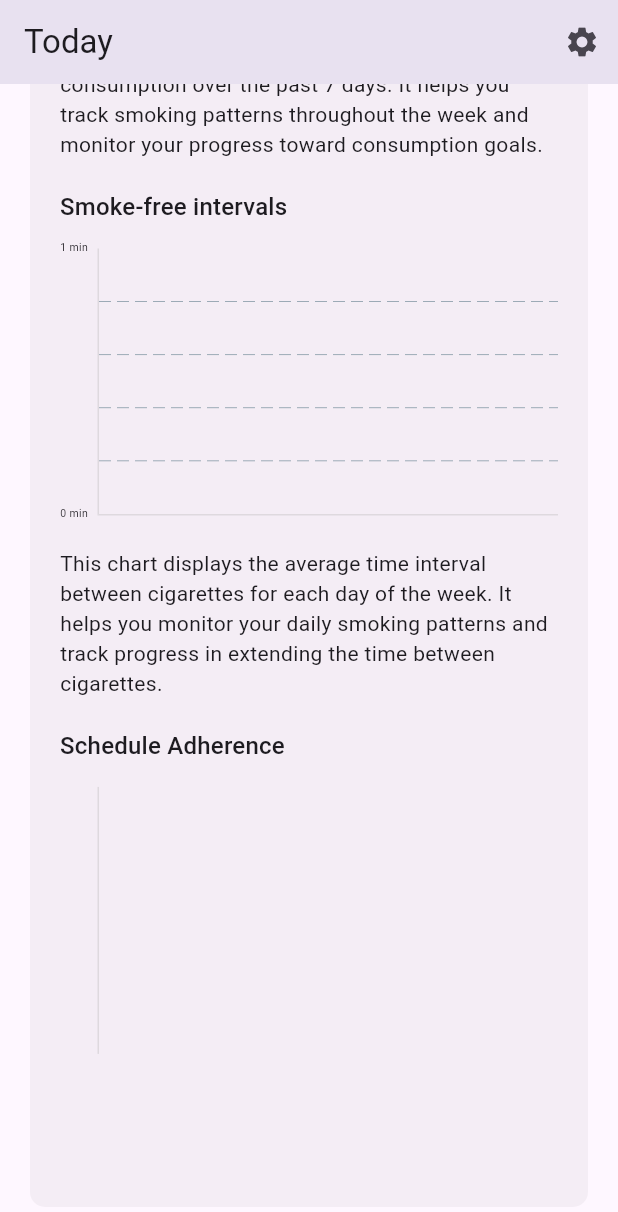
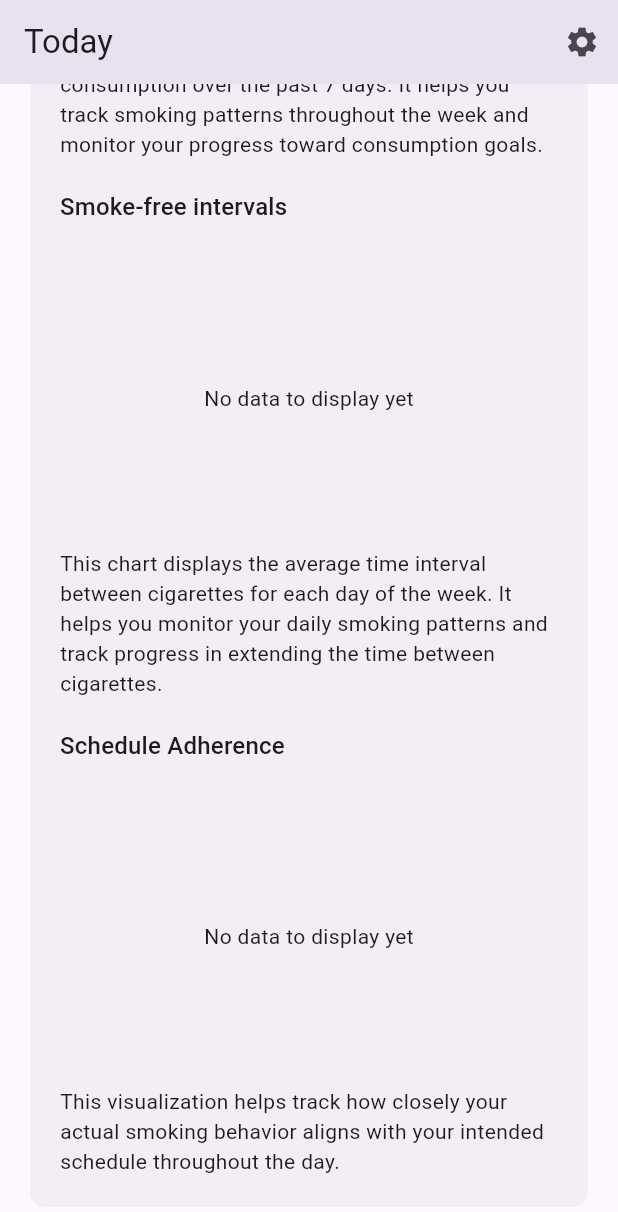
Before and after one commit to nk2ge5k/smokeless, a Flutter app: the Dashboard screen opened directly, scrolled down 1042 dp, on a phone screen of 412 x 824 dp. Shown: the top 1212 px of the screen. Run offline on Flutter 3.47's test engine with Material 3 defaults, Android fonts, the phone set to English and light mode, and no system bars; drawn by our look-alikes of fl_chart; our stand-ins replace sqflite, sqflite_common_ffi; accounts and stored records are empty.

Commit message:
Add chart placeholders for when no data is available.

```diff
--- a/lib/chart/adherence.dart
+++ b/lib/chart/adherence.dart
@@ -99,7 +99,10 @@ class _AdherenceChartState extends State<AdherenceChart>
           'This visualization helps track how closely your actual smoking '
           'behavior aligns with your intended schedule throughout the day.',
       isLoading: isLoading,
-      child: BarChart(
+      child:
+          (data.isEmpty)
+              ? const Center(child: Text("No data to display yet"))
+              : BarChart(
                 BarChartData(
                   minY: minY.toDouble(),
                   maxY: maxY.toDouble(),
@@ -108,7 +111,10 @@ class _AdherenceChartState extends State<AdherenceChart>
                     drawVerticalLine: false,
                     getDrawingHorizontalLine: (value) {
                       if (value == 0) {
-                return FlLine(strokeWidth: 1, color: theme.highlightColor);
+                        return FlLine(
+                          strokeWidth: 1,
+                          color: theme.highlightColor,
+                        );
                       }
                       return defaultGridLine(value);
                     },
@@ -147,7 +153,9 @@ class _AdherenceChartState extends State<AdherenceChart>
                         showTitles: true,
                         reservedSize: 25,
                         getTitlesWidget: (double value, TitleMeta meta) {
-                  return (value == 0 || value == meta.max || value == meta.min)
+                          return (value == 0 ||
+                                  value == meta.max ||
+                                  value == meta.min)
                               ? Text(
                                 "${value.abs().toInt()} min",
                                 textScaler: TextScaler.linear(0.5),
@@ -182,7 +190,10 @@ class _AdherenceChartState extends State<AdherenceChart>
                       left: BorderSide(width: 1, color: theme.highlightColor),
                       bottom:
                           minY >= 0
-                      ? BorderSide(width: 1, color: theme.highlightColor)
+                              ? BorderSide(
+                                width: 1,
+                                color: theme.highlightColor,
+                              )
                               : BorderSide.none,
                     ),
                   ),
--- a/lib/chart/average_time.dart
+++ b/lib/chart/average_time.dart
@@ -58,7 +58,10 @@ class _AverageTimeChartState extends State<AverageTimeChart>
           'This chart displays your average cigarette consumption throughout '
           'the day, broken down by hour.',
       isLoading: isLoading,
-      child: BarChart(
+      child:
+          (data.isEmpty)
+              ? const Center(child: Text("No data to display yet"))
+              : BarChart(
                 BarChartData(
                   minY: 0,
                   maxY: maxY.toDouble(),
@@ -69,7 +72,10 @@ class _AverageTimeChartState extends State<AverageTimeChart>
                     drawHorizontalLine: true,
                     checkToShowHorizontalLine: (value) => value == 0,
                     getDrawingHorizontalLine: (value) {
-              return FlLine(strokeWidth: 1, color: theme.highlightColor);
+                      return FlLine(
+                        strokeWidth: 1,
+                        color: theme.highlightColor,
+                      );
                     },
                   ),
                   barTouchData: BarTouchData(
--- a/lib/chart/history.dart
+++ b/lib/chart/history.dart
@@ -74,7 +74,10 @@ class _HistoryChartState extends State<HistoryChart> with Loader<HistoryChart> {
           'past 7 days. It helps you track smoking patterns throughout the '
           'week and monitor your progress toward consumption goals.',
       isLoading: isLoading,
-      child: BarChart(
+      child:
+          (data.isEmpty)
+              ? const Center(child: Text("No data to display yet"))
+              : BarChart(
                 BarChartData(
                   minY: 0,
                   maxY: maxY.toDouble(),
--- a/lib/chart/intervals.dart
+++ b/lib/chart/intervals.dart
@@ -76,7 +76,10 @@ class _IntervalsChartState extends State<IntervalsChart>
           'each day of the week. It helps you monitor your daily smoking '
           'patterns and track progress in extending the time between cigarettes.',
       isLoading: isLoading,
-      child: BarChart(
+      child:
+          (data.isEmpty)
+              ? const Center(child: Text("No data to display yet"))
+              : BarChart(
                 BarChartData(
                   minY: minY,
                   maxY: maxY,
@@ -113,7 +116,9 @@ class _IntervalsChartState extends State<IntervalsChart>
                         showTitles: true,
                         reservedSize: 25,
                         getTitlesWidget: (double value, TitleMeta meta) {
-                  return (value == 0 || value == meta.max || value == meta.min)
+                          return (value == 0 ||
+                                  value == meta.max ||
+                                  value == meta.min)
                               ? Text(
                                 "${value.abs().toInt()} min",
                                 textScaler: TextScaler.linear(0.5),
```
Lines whose indentation alone changed are shown as unchanged.
